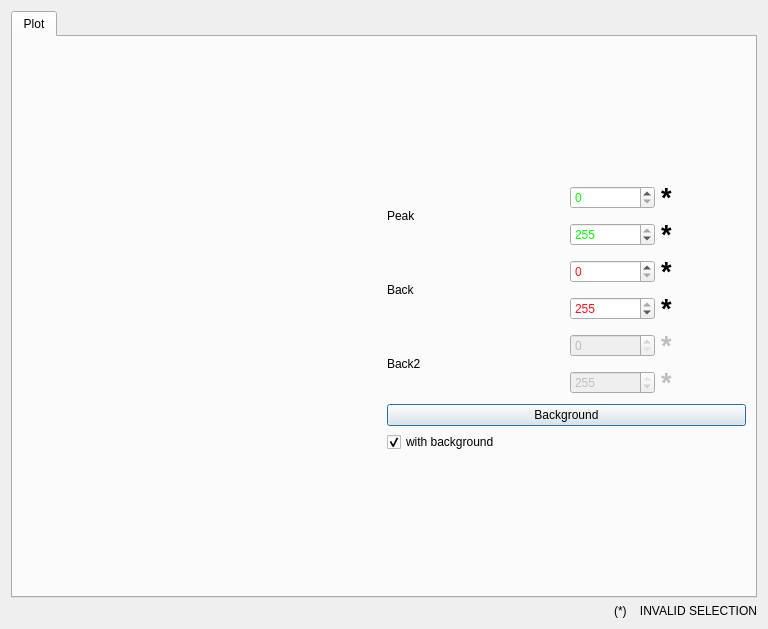
Old version of the form RefRed/interfaces/plot_dialog_refl_interface.ui in the repository neutrons/RefRed.
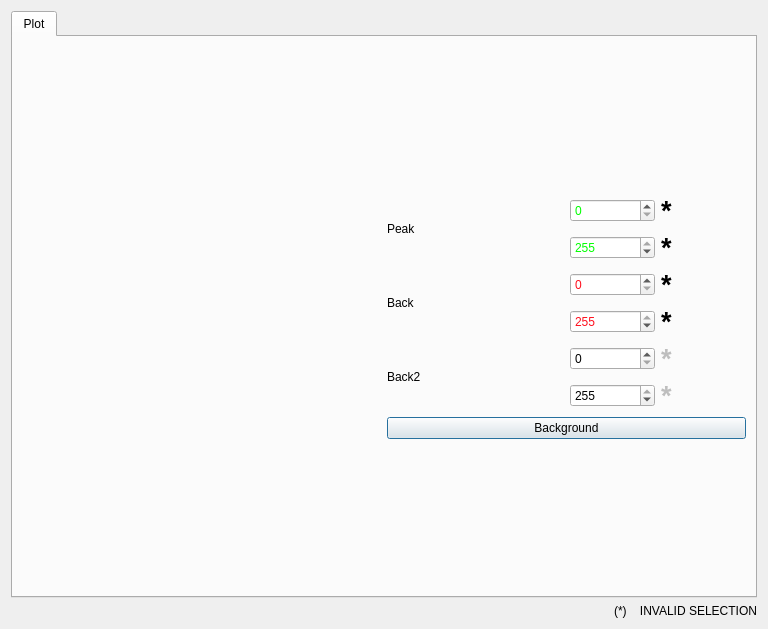
New version of the form. Icons and pictures are not drawn. Custom widgets are drawn as their Qt base class.

Commit message:
Add background settings UI and functionality
Added a new dialog for background settings in RefRed. The settings include the options to subtract background, use functional background, and use two background regions. A new model to store the options and a signal to display the dialog were also implemented.

```diff
--- a/RefRed/interfaces/plot_dialog_refl_interface.ui
+++ b/RefRed/interfaces/plot_dialog_refl_interface.ui
@@ -326,6 +326,9 @@
                  </item>
                  <item>
                   <widget class="QLabel" name="plotBackFromLabel">
+                   <property name="enabled">
+                    <bool>true</bool>
+                   </property>
                    <property name="font">
                     <font>
                      <pointsize>20</pointsize>
@@ -452,7 +455,7 @@
                  <item>
                   <widget class="QSpinBox" name="plotBack2FromSpinBox">
                    <property name="enabled">
-                    <bool>false</bool>
+                    <bool>true</bool>
                    </property>
                    <property name="maximum">
                     <number>255</number>
@@ -483,7 +486,7 @@
                  <item>
                   <widget class="QSpinBox" name="plotBack2ToSpinBox">
                    <property name="enabled">
-                    <bool>false</bool>
+                    <bool>true</bool>
                    </property>
                    <property name="maximum">
                     <number>255</number>
@@ -527,16 +530,6 @@
              </property>
             </widget>
            </item>
-           <item>
-            <widget class="QCheckBox" name="plot_back_flag">
-             <property name="text">
-              <string>with background</string>
-             </property>
-             <property name="checked">
-              <bool>true</bool>
-             </property>
-            </widget>
-           </item>
            <item>
             <spacer name="verticalSpacer_2">
              <property name="orientation">
```
Left out of the diff: 38 changed lines with no effect on the pictures. The commit also changes 13 other files.
